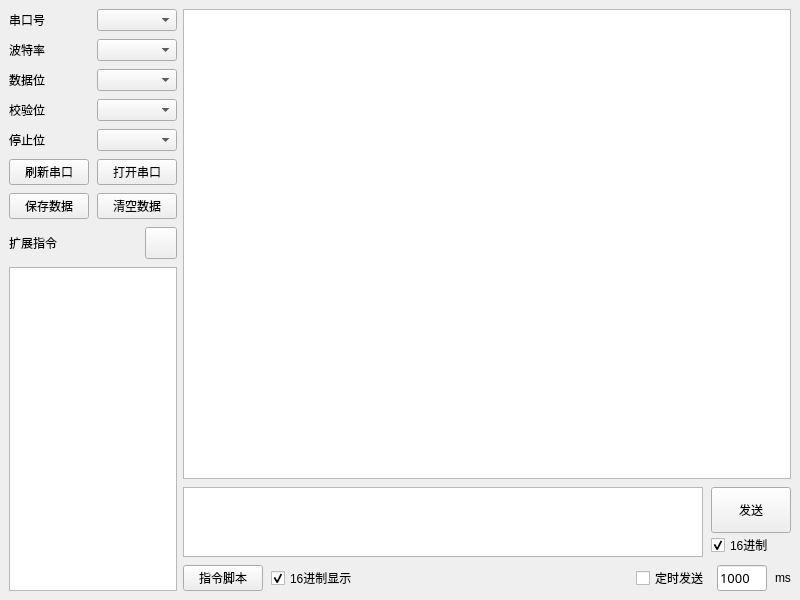
First picture: the form in MainWindow.ui, repository AndroidCoderPeng/SerialPortDebugger, before the edit.
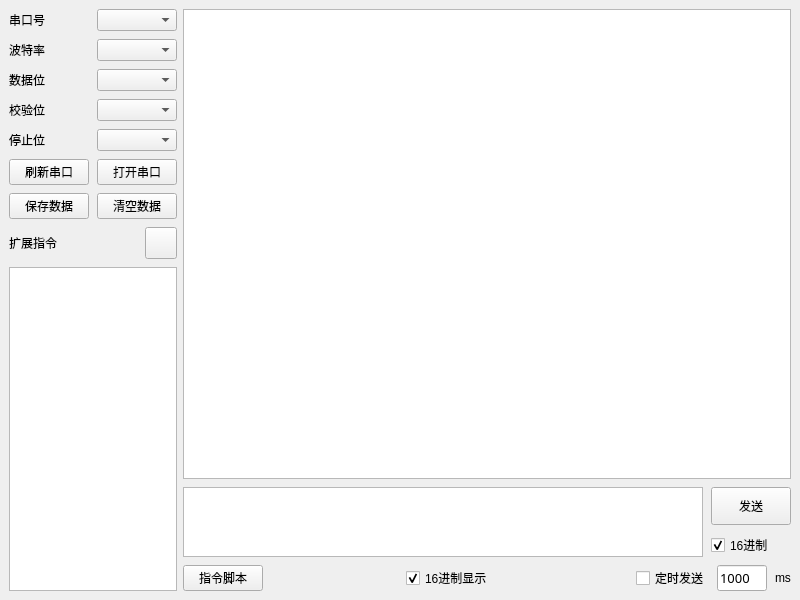
Second picture: the form after the edit. Icons and pictures are not drawn.

```diff
--- a/MainWindow.ui
+++ b/MainWindow.ui
@@ -161,7 +161,7 @@
         <item>
          <layout class="QVBoxLayout" name="verticalLayout_2">
           <property name="spacing">
-           <number>0</number>
+           <number>8</number>
           </property>
           <item>
            <widget class="QPushButton" name="sendDataButton">
@@ -202,6 +202,19 @@
           </property>
          </widget>
         </item>
+        <item>
+         <spacer name="horizontalSpacer_2">
+          <property name="orientation">
+           <enum>Qt::Horizontal</enum>
+          </property>
+          <property name="sizeHint" stdset="0">
+           <size>
+            <width>40</width>
+            <height>20</height>
+           </size>
+          </property>
+         </spacer>
+        </item>
         <item>
          <widget class="QCheckBox" name="hexReceiveCheckBox">
           <property name="text">
```
